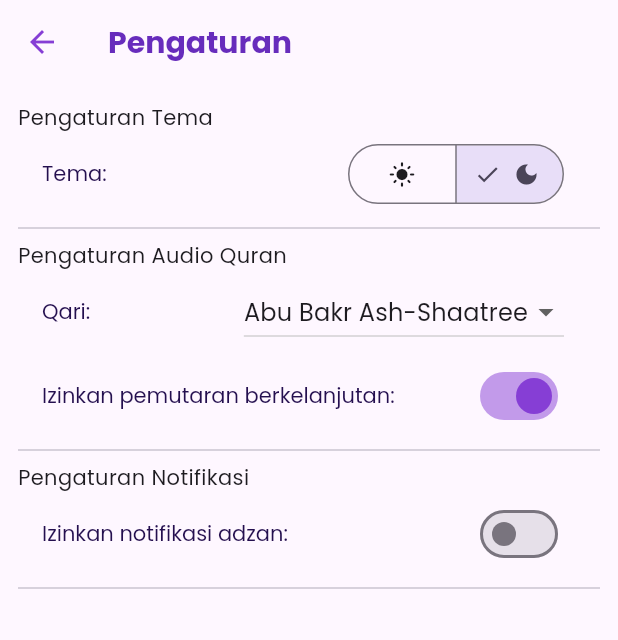
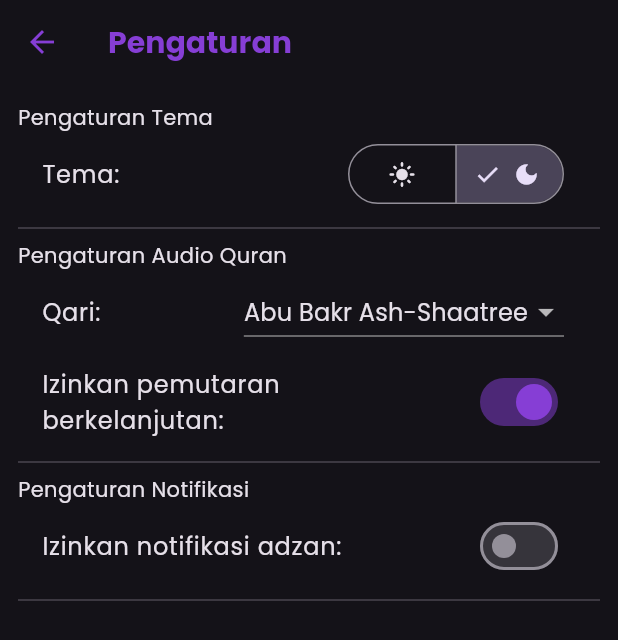
Before and after one commit to degagz90/quran_clean_app, a Flutter app: the screen it shows after launch, item 4 of the bottom bar chosen, after a tap on the "dark mode" icon, on a phone screen of 412 x 824 dp. Shown: the top 640 px of the screen. Run offline on Flutter 3.47's test engine with Material 3 defaults, Android fonts, the phone set to English and light mode, and no system bars; our stand-ins replace flutter_compass, flutter_local_notifications, geolocator, get, get_storage, just_audio and 2 more; missing offline and left inert: adhan_dart; network calls fail.

Commit message:
feat: Update app theme and settings management; enhance theme toggling and save settings functionality

```diff
--- a/lib/core/themes/app_theme.dart
+++ b/lib/core/themes/app_theme.dart
@@ -1,41 +1,49 @@
 import 'package:flutter/material.dart';
-import 'package:quran_clean/core/constants/text_styles/app_text.dart';
 
 import '../constants/colors/app_colors.dart';
 
 class AppTheme {
   static final lightTheme = ThemeData(
     brightness: Brightness.light,
+    primaryColor: AppColors.ungu2,
+    primaryColorDark: AppColors.ungu1,
+    iconTheme: IconThemeData(color: AppColors.ungu2),
     fontFamily: 'Poppins',
-    tabBarTheme: TabBarThemeData(labelColor: AppColors.ungu1),
-    listTileTheme: ListTileThemeData(
+    appBarTheme: AppBarTheme(
       titleTextStyle: TextStyle(
-        fontFamily: 'Poppins',
-        fontSize: 14,
-        fontWeight: FontWeight.w500,
-        color: AppColors.biruTua1,
-      ),
-      subtitleTextStyle: AppText.subtitleText,
-      leadingAndTrailingTextStyle: TextStyle(
-        fontFamily: 'Amiri',
         color: AppColors.ungu2,
         fontSize: 20,
+        fontFamily: "Poppins",
         fontWeight: FontWeight.bold,
       ),
+      iconTheme: IconThemeData(color: AppColors.ungu2),
     ),
+    navigationBarTheme: NavigationBarThemeData(
+      labelTextStyle: WidgetStateProperty.all<TextStyle>(
+        TextStyle(color: AppColors.ungu2, fontFamily: 'Poppins'),
+      ),
+      indicatorColor: AppColors.ungu2,
+    ),
+  );
+
+  static final darkTheme = ThemeData(
+    brightness: Brightness.dark,
+    primaryColor: AppColors.ungu2,
+    primaryColorDark: AppColors.ungu1,
+    fontFamily: 'Poppins',
     appBarTheme: AppBarTheme(
       titleTextStyle: TextStyle(
-        fontFamily: 'Poppins',
+        color: AppColors.ungu2,
         fontSize: 20,
-        color: AppColors.ungu1,
+        fontFamily: "Poppins",
         fontWeight: FontWeight.bold,
       ),
+      iconTheme: IconThemeData(color: AppColors.ungu2),
     ),
-
-    primaryColor: AppColors.ungu2,
-    iconTheme: IconThemeData(color: AppColors.ungu2),
-    iconButtonTheme: IconButtonThemeData(
-      style: ButtonStyle(iconColor: WidgetStateProperty.all(AppColors.ungu2)),
+    navigationBarTheme: NavigationBarThemeData(
+      labelTextStyle: WidgetStateProperty.all<TextStyle>(
+        TextStyle(color: AppColors.abu1, fontFamily: 'Poppins'),
+      ),
     ),
   );
 }
--- a/lib/main.dart
+++ b/lib/main.dart
@@ -1,14 +1,25 @@
+import 'dart:convert';
+
 import 'package:flutter/material.dart';
 import 'package:get/get.dart';
 import 'package:get_storage/get_storage.dart';
 import 'package:intl/date_symbol_data_local.dart';
+import 'package:timezone/data/latest.dart' as tz;
 
 import 'core/routes/app_pages.dart';
 import 'core/themes/app_theme.dart';
-import 'package:timezone/data/latest.dart' as tz;
 import 'modules/notification/data/datasources/local_notifications_datasource.dart';
+import 'modules/settings/domain/models/setting.dart';
 
 final NotificationService notification = NotificationService();
+final box = GetStorage();
+final String? data = box.read("setting");
+final Map<String, dynamic>? settingStr = data != null
+    ? jsonDecode(data!)
+    : null;
+final Tema tema = settingStr != null && settingStr?["tema"] != null
+    ? Tema.values.firstWhere((element) => element.name == settingStr?["tema"])
+    : Tema.light;
 
 void main() async {
   WidgetsFlutterBinding.ensureInitialized();
@@ -29,6 +40,8 @@ class MyApp extends StatelessWidget {
       initialRoute: '/',
       getPages: AppPages.routes,
       theme: AppTheme.lightTheme,
+      darkTheme: AppTheme.darkTheme,
+      themeMode: tema == Tema.dark ? ThemeMode.dark : ThemeMode.light,
     );
   }
 }
--- a/lib/modules/bookmark/presentation/views/bookmark_view.dart
+++ b/lib/modules/bookmark/presentation/views/bookmark_view.dart
@@ -42,7 +42,7 @@ class BookmarkView extends GetView<BookmarkController> {
                         final timeStamp = Formater.timeStamp(DateTime.now());
                         controller.textC.text = bookmark.catatan;
                         Get.defaultDialog(
-                          buttonColor: Theme.of(context).primaryColor,
+                          buttonColor: Get.theme.primaryColor,
                           textConfirm: 'edit',
                           textCancel: 'hapus',
                           barrierDismissible: true,
--- a/lib/modules/home/presentation/views/home_view.dart
+++ b/lib/modules/home/presentation/views/home_view.dart
@@ -14,30 +14,19 @@ class HomeView extends GetView<HomeController> {
       bottomNavigationBar: Obx(
         () => NavigationBar(
           animationDuration: Duration(milliseconds: 500),
-          indicatorColor: AppColors.ungu2,
-          labelTextStyle: WidgetStatePropertyAll(
-            TextStyle(color: AppColors.ungu2, fontWeight: FontWeight.bold),
-          ),
           labelBehavior: NavigationDestinationLabelBehavior.onlyShowSelected,
           elevation: 15,
-          surfaceTintColor: Colors.white,
           destinations: [
             NavigationDestination(
               selectedIcon: SizedBox(
                 height: 24,
                 width: 24,
-                child: Image.asset(
-                  "assets/icons/quran.png",
-                  color: Colors.white,
-                ),
+                child: Image.asset("assets/icons/quran.png"),
               ),
               icon: SizedBox(
                 height: 24,
                 width: 24,
-                child: Image.asset(
-                  "assets/icons/quran_outlined.png",
-                  color: AppColors.ungu2,
-                ),
+                child: Image.asset("assets/icons/quran_outlined.png"),
               ),
               label: 'Quran',
             ),
@@ -45,18 +34,12 @@ class HomeView extends GetView<HomeController> {
               selectedIcon: SizedBox(
                 height: 24,
                 width: 24,
-                child: Image.asset(
-                  "assets/icons/sholat.png",
-                  color: Colors.white,
-                ),
+                child: Image.asset("assets/icons/sholat.png"),
               ),
               icon: SizedBox(
                 height: 24,
                 width: 24,
-                child: Image.asset(
-                  "assets/icons/sholat_outlined.png",
-                  color: AppColors.ungu2,
-                ),
+                child: Image.asset("assets/icons/sholat_outlined.png"),
               ),
               label: 'Sholat',
             ),
@@ -67,7 +50,7 @@ class HomeView extends GetView<HomeController> {
             ),
             NavigationDestination(
               selectedIcon: Icon(Icons.settings, color: Colors.white),
-              icon: Icon(Icons.settings_outlined, color: AppColors.ungu2),
+              icon: Icon(Icons.settings_outlined, color: AppColors.abu1),
               label: 'Pengaturan',
             ),
           ],
--- a/lib/modules/settings/presentation/controllers/settings_controller.dart
+++ b/lib/modules/settings/presentation/controllers/settings_controller.dart
@@ -1,3 +1,4 @@
+import 'package:flutter/material.dart';
 import 'package:get/get.dart';
 import 'package:quran_clean/modules/sholat/presentation/controllers/sholat_controller.dart';
 
@@ -58,4 +59,10 @@ class SettingsController extends GetxController {
     //simpan setting ke database
     await useCase.execute(setting);
   }
+
+  void toogleTheme() {
+    Get.changeThemeMode(
+      selectedTema.value == Tema.light ? ThemeMode.light : ThemeMode.dark,
+    );
+  }
 }
--- a/lib/modules/settings/presentation/views/settings_view.dart
+++ b/lib/modules/settings/presentation/views/settings_view.dart
@@ -36,6 +36,8 @@ class SettingsView extends GetView<SettingsController> {
                   selected: {controller.selectedTema.value},
                   onSelectionChanged: (Set<Tema> newSelection) {
                     controller.selectedTema.value = newSelection.first;
+                    controller.toogleTheme();
+                    controller.saveSetting();
                   },
                 ),
               ),
@@ -64,6 +66,7 @@ class SettingsView extends GetView<SettingsController> {
                   onChanged: (value) {
                     controller.selectedQari.value =
                         value ?? controller.selectedQari.value;
+                    controller.saveSetting();
                   },
                 ),
               ),
@@ -76,6 +79,7 @@ class SettingsView extends GetView<SettingsController> {
                   value: controller.continuesPlay.value,
                   onChanged: (value) {
                     controller.continuesPlay.value = value;
+                    controller.saveSetting();
                   },
                 ),
               ),
@@ -90,6 +94,7 @@ class SettingsView extends GetView<SettingsController> {
                   value: controller.playAdzan.value,
                   onChanged: (value) async {
                     controller.playAdzan.value = value;
+                    controller.saveSetting();
                   },
                 ),
               ),
--- a/lib/modules/sholat/presentation/views/sholat_view.dart
+++ b/lib/modules/sholat/presentation/views/sholat_view.dart
@@ -1,6 +1,6 @@
 import 'package:flutter/material.dart';
 import 'package:get/get.dart';
-import 'package:quran_clean/modules/sholat/presentation/widgets/compass_widget.dart';
+import '../widgets/compass_widget.dart';
 
 import '../controllers/sholat_controller.dart';
 import '../widgets/prayer_time_widget.dart';
```
Also changed, not shown: 1 other file.
